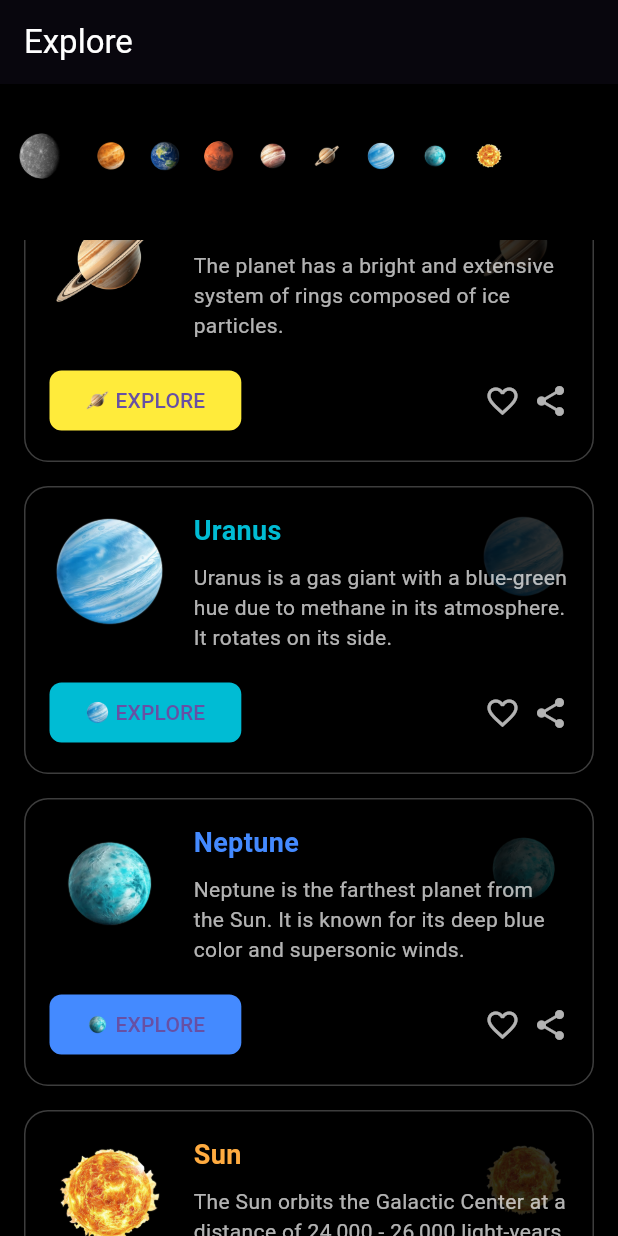
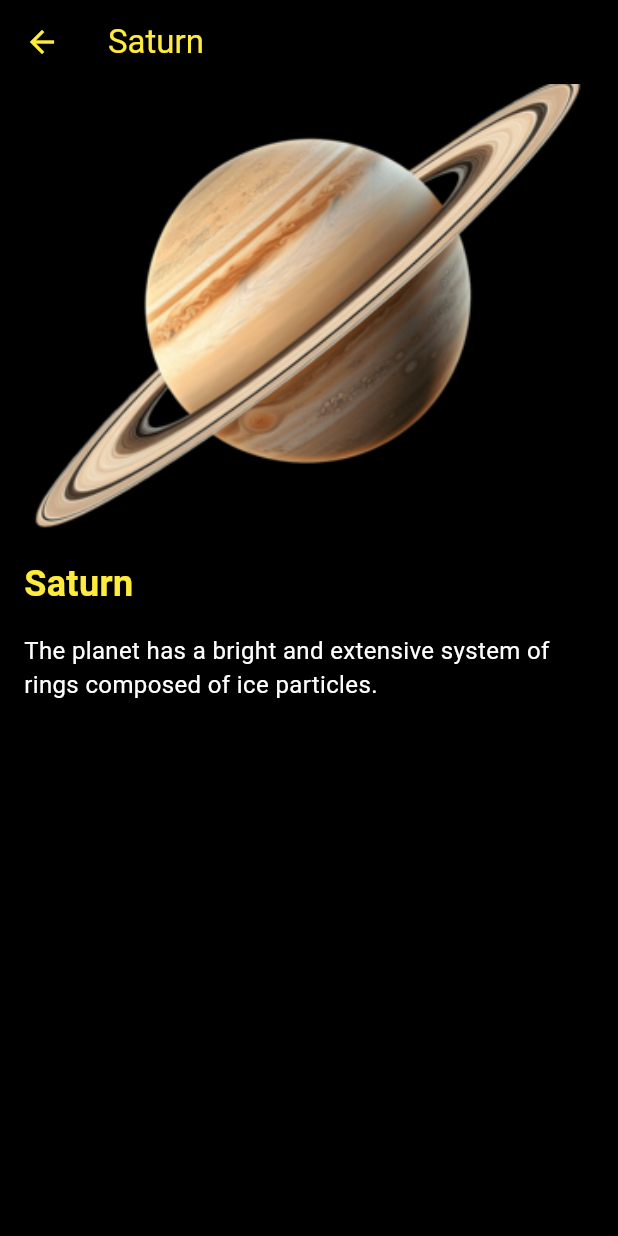
Before and after one commit to TouqeerShahid951/SolarSystemApp, a Flutter app: the screen it shows after launch, scrolled down 1152 dp, after a tap on "EXPLORE", on a phone screen of 412 x 824 dp. Run offline on Flutter 3.47's test engine with Material 3 defaults, Android fonts, the phone set to English and light mode, and no system bars.

Commit message:
create planet screens

```diff
--- a/lib/main.dart
+++ b/lib/main.dart
@@ -1,4 +1,5 @@
 import 'package:flutter/material.dart';
+import 'planet_detail_screen.dart';
 
 void main() {
   runApp(const AstroExplorerApp());
@@ -244,7 +245,19 @@ class AstroCard extends StatelessWidget {
                 mainAxisAlignment: MainAxisAlignment.spaceBetween,
                 children: [
                   ElevatedButton(
-                    onPressed: () {},
+                    onPressed: () {
+                      Navigator.push(
+                        context,
+                        MaterialPageRoute(
+                          builder: (context) => PlanetDetailScreen(
+                            title: title,
+                            description: description,
+                            imagePath: imagePath,
+                            color: color,
+                          ),
+                        ),
+                      );
+                    },
                     style: ElevatedButton.styleFrom(
                       backgroundColor: color,
                       shape: RoundedRectangleBorder(
--- /dev/null
+++ b/lib/planet_detail_screen.dart
@@ -0,0 +1,66 @@
+import 'package:flutter/material.dart';
+
+class PlanetDetailScreen extends StatelessWidget {
+  final String title;
+  final String description;
+  final String imagePath;
+  final Color color;
+
+  const PlanetDetailScreen({
+    Key? key,
+    required this.title,
+    required this.description,
+    required this.imagePath,
+    required this.color,
+  }) : super(key: key);
+
+  @override
+  Widget build(BuildContext context) {
+    return Scaffold(
+      backgroundColor: Colors.black,
+      appBar: AppBar(
+        backgroundColor: Colors.black,
+        title: Text(title, style: TextStyle(color: color)),
+        iconTheme: IconThemeData(color: color),
+      ),
+      body: SingleChildScrollView(
+        child: Column(
+          crossAxisAlignment: CrossAxisAlignment.start,
+          children: [
+            Image.asset(
+              imagePath,
+              width: double.infinity,
+              height: 300,
+              fit: BoxFit.cover,
+            ),
+            Padding(
+              padding: const EdgeInsets.all(16.0),
+              child: Column(
+                crossAxisAlignment: CrossAxisAlignment.start,
+                children: [
+                  Text(
+                    title,
+                    style: TextStyle(
+                      color: color,
+                      fontSize: 24,
+                      fontWeight: FontWeight.bold,
+                    ),
+                  ),
+                  const SizedBox(height: 16),
+                  Text(
+                    description,
+                    style: const TextStyle(
+                      color: Colors.white,
+                      fontSize: 16,
+                    ),
+                  ),
+                  // Add more details here as needed
+                ],
+              ),
+            ),
+          ],
+        ),
+      ),
+    );
+  }
+}
```
